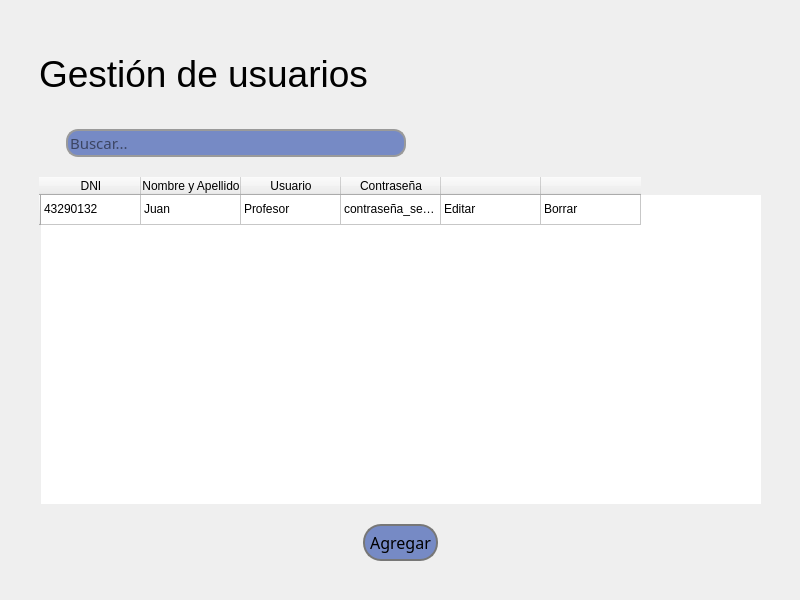
Old version of the form blustock/UIs/Gestion_Usuarios.ui in the repository MaxAPBusiness/Blustock.
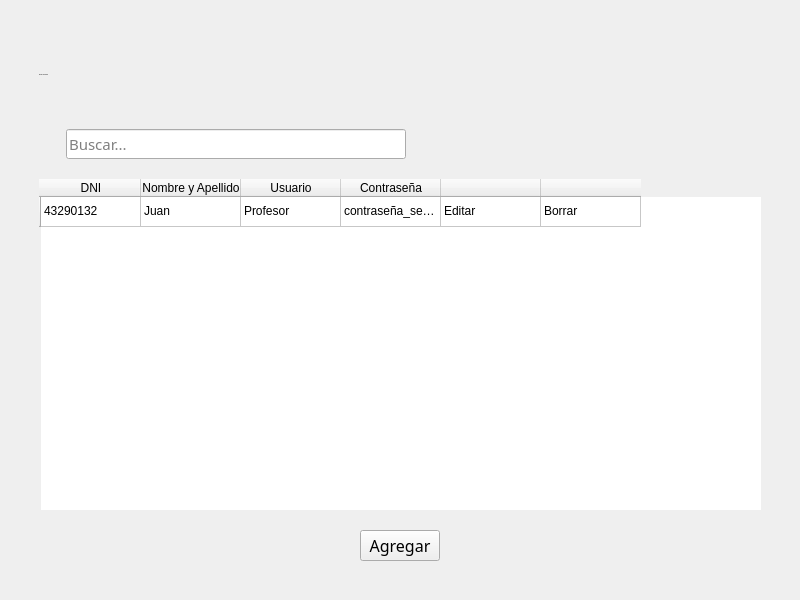
New version of the form. Icons and pictures are not drawn.

```diff
--- a/blustock/UIs/Gestion_Usuarios.ui
+++ b/blustock/UIs/Gestion_Usuarios.ui
@@ -13,6 +13,123 @@
   <property name="windowTitle">
    <string>MainWindow</string>
   </property>
+  <property name="styleSheet">
+   <string notr="true">@import url('https://fonts.googleapis.com/css2?family=Oswald:wght@200;400;700&amp;display=swap');
+
+*{
+    font-family: 'Raleway-blod';
+    font-weight: 400;
+}
+
+QMenuBar{
+
+    background-color: #293045;
+    padding: 0;    
+    text-transform: capitalize;
+    font-size: 14px;
+    color:white;
+    display: flex;
+    flex-direction: column;
+
+}
+
+QMenuBar:item{
+    padding: 17px;
+    border-radius: 10px;
+
+}
+
+QMenuBar:item:selected{
+    background-color: #768AC5;
+    color:black;
+    border-radius: 5px;
+    margin: 10px;
+    
+    
+
+}
+
+QMenu{
+    background-color: #293045;
+
+    color: white;
+}
+
+QMenu:item{
+    padding: 5px;
+    border-radius: 5px;
+}
+
+QMenu:item:selected{
+    background-color: #768AC5;
+    color:white;
+
+}
+Qmenu#icon{
+   icon:size 40px; 
+    
+}
+
+
+QRadioButton:indicator{
+    border-style: solid;
+    border-color:  #293045;
+    border-radius: 6%;
+    border-width:  2px;
+    background-color: #BABFCE;
+}
+QRadioButton::indicator:checked{
+    background-color: #768AC5;
+}
+
+#label{
+    font-size: 20px;
+}
+
+QLineEdit{
+    border-radius: 5px;
+    background-color: #BABFCE;
+    
+}
+
+#title{
+    width: 100px;
+    height: 200px;
+}
+
+
+
+QPushButton{
+    border-color:#293045;
+    border-style: solid;
+    border-width: 1px;
+    border-radius: 5px;
+    background-color: #BABFCE;
+    color:#293045;
+
+}
+QPushButton:hover{
+    background-color:#768AC5;
+    color:aliceblue;
+}
+QPushButton:pressed {
+    background-color: #293045;
+
+}
+
+#pushButton_5{
+    padding: 10px;
+    background-color: #768AC5;
+    border-radius: 15%;
+}
+
+#pushButton_2,#pushButton_3,#pushButton_4{
+    width: 65px;
+    height: 30px;
+}
+
+</string>
+  </property>
   <widget class="QWidget" name="centralwidget">
    <layout class="QGridLayout" name="gridLayout_2">
     <item row="0" column="0">
@@ -48,7 +165,9 @@
         </property>
         <property name="font">
          <font>
-          <pointsize>28</pointsize>
+          <family>Raleway-blod</family>
+          <pointsize>-1</pointsize>
+          <bold>false</bold>
          </font>
         </property>
         <property name="text">
@@ -90,14 +209,13 @@
           </property>
           <property name="font">
            <font>
-            <family>Alata</family>
+            <family>Raleway-blod</family>
             <pointsize>11</pointsize>
+            <bold>false</bold>
            </font>
           </property>
           <property name="styleSheet">
-           <string notr="true">background-color: #768ac5;
-border-radius: 12px;
-border: 2px solid rgb(154, 154, 154);</string>
+           <string notr="true"/>
           </property>
           <property name="placeholderText">
            <string>Buscar...</string>
@@ -228,15 +346,13 @@
          <widget class="QPushButton" name="pushButton_2">
           <property name="font">
            <font>
-            <family>Alata</family>
+            <family>Raleway-blod</family>
             <pointsize>12</pointsize>
+            <bold>false</bold>
            </font>
           </property>
           <property name="styleSheet">
-           <string notr="true">border: 2px solid rgb(119, 119, 119);
-padding: 5px;
-border-radius: 18px;
-background-color: #768ac5;</string>
+           <string notr="true"/>
           </property>
           <property name="text">
            <string>Agregar</string>
```
